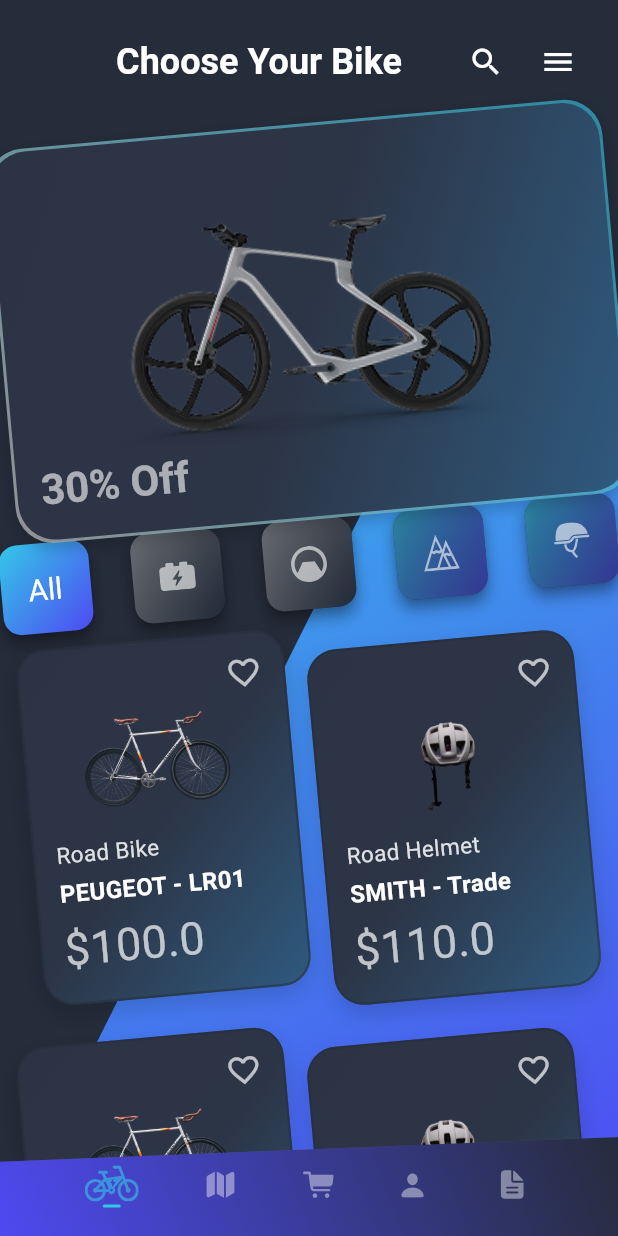
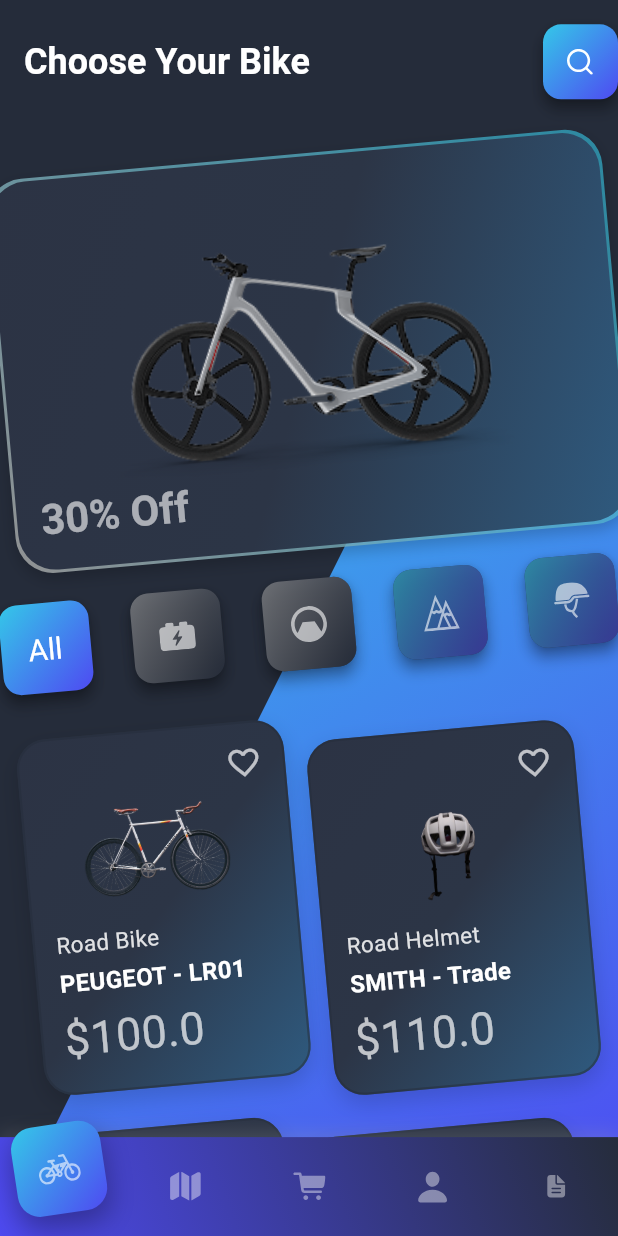
Before and after one commit to AymnShaban/bike_task, a Flutter app: the screen it shows after launch, on a phone screen of 412 x 824 dp. Run offline on Flutter 3.47's test engine with Material 3 defaults, Android fonts, the phone set to English and light mode, and no system bars; our stand-ins replace equatable, flutter_bloc, flutter_screenutil, flutter_svg, get_it.

Commit message:
handle selected bottom bar icon

```diff
--- a/lib/core/clippers/tapered_bottom_clipper.dart
+++ b/lib/core/clippers/tapered_bottom_clipper.dart
@@ -5,15 +5,24 @@ class TaperedBottomClipper extends CustomClipper<Path> {
   Path getClip(Size size) {
     final path = Path();
 
+    // Start at bottom left
     path.moveTo(0, size.height);
 
-    path.lineTo(0, size.height * 0.25); // Adjust this value to control how low the left side starts
-
-    // Diagonal line to top-right (higher end point)
-    path.lineTo(size.width, 0); // Top-right corner
-
+    // Go to bottom right
     path.lineTo(size.width, size.height);
 
+    // Go to top right (higher point)
+    path.lineTo(size.width, size.height * 0.2);
+
+    // Curve down to center (lower point)
+    path.quadraticBezierTo(
+      size.width * 0.5,
+      size.height * 0.1,
+      0,
+      size.height * 0.2
+    );
+
+    // Close the path
     path.close();
 
     return path;
--- a/lib/core/extensions/context_extension.dart
+++ b/lib/core/extensions/context_extension.dart
@@ -5,7 +5,7 @@ extension ContextExtension on BuildContext {
 
   TextTheme get textTheme => Theme.of(this).textTheme;
 
-  AppBarThemeData get appBarTheme => Theme.of(this).appBarTheme;
+  // AppBarTheme get appBarTheme => Theme.of(this).appBarTheme;
 
   MediaQueryData get mediaQuery => MediaQuery.of(this);
 
@@ -16,5 +16,5 @@ extension ContextExtension on BuildContext {
   double get screenPaddingLeft => mediaQuery.padding.left;
   double get screenPaddingRight => mediaQuery.padding.right;
   EdgeInsets get screenPadding => mediaQuery.padding;
-  double get appBarHeight => appBarTheme.toolbarHeight ?? kToolbarHeight;
+  // double get appBarHeight => appBarTheme.toolbarHeight ?? kToolbarHeight;
 }
--- a/lib/core/theme/light_theme.dart
+++ b/lib/core/theme/light_theme.dart
@@ -74,7 +74,6 @@ class AppTheme {
         backgroundColor: backgroundColor,
         elevation: 0,
         centerTitle: true,
-        actionsPadding: EdgeInsets.symmetric(horizontal: 16.w,vertical: 10.h),
         toolbarHeight:context.screenHeight *0.09,
         titleTextStyle: TextStyle(
           color: textColor,
@@ -89,8 +88,7 @@ class AppTheme {
         colorScheme: const ColorScheme.light(
           primary: primaryColor,
           secondary: secondaryColor,
-          background: backgroundColor,
-          surface: surfaceColor,
+          surface: backgroundColor,
         ),
         textTheme: textTheme,
         appBarTheme: appBarTheme(context),
--- a/lib/core/widgets/flexible_bottom_nav_bar.dart
+++ b/lib/core/widgets/flexible_bottom_nav_bar.dart
@@ -1,3 +1,5 @@
+
+import 'package:flutter/services.dart';
 
 import '../../exports.dart';
 
@@ -5,12 +7,22 @@ class FlexibleBottomNavBar extends StatefulWidget {
   final int currentIndex;
   final ValueChanged<int> onTap;
   final List<NavBarItem> items;
+  final Duration animationDuration;
+  final double height;
+  final EdgeInsets? padding;
+  final List<Color>? gradientColors;
+  final List<BoxShadow>? boxShadow;
 
   const FlexibleBottomNavBar({
     super.key,
     required this.currentIndex,
     required this.onTap,
     required this.items,
+    this.animationDuration = const Duration(milliseconds: 250),
+    this.height = 0.08,
+    this.padding,
+    this.gradientColors,
+    this.boxShadow,
   });
 
   @override
@@ -18,67 +30,155 @@ class FlexibleBottomNavBar extends StatefulWidget {
 }
 
 class FlexibleBottomNavBarState extends State<FlexibleBottomNavBar>
-    with SingleTickerProviderStateMixin {
+    with TickerProviderStateMixin {
   late AnimationController _controller;
   late Animation<Offset> _offsetAnimation;
+  late Animation<double> _scaleAnimation;
+
+  // Animation controllers for rotation
+  late List<AnimationController> _rotationControllers;
+  late List<Animation<double>> _rotationAnimations;
 
   @override
   void initState() {
     super.initState();
     _controller = AnimationController(
       vsync: this,
-      duration: const Duration(milliseconds: 250),
+      duration: widget.animationDuration,
     );
+
+    // Initialize rotation controllers for each item
+    _rotationControllers = List.generate(
+      widget.items.length,
+      (index) => AnimationController(
+        vsync: this,
+        duration: const Duration(milliseconds: 300),
+      ),
+    );
+
+    _rotationAnimations = _rotationControllers.map((controller) {
+      return Tween<double>(
+        begin: 0.0,
+        end: -0.15, // More subtle rotation angle to match Figma
+      ).animate(CurvedAnimation(
+        parent: controller,
+        curve: Curves.easeInOut,
+      ));
+    }).toList();
+
     _offsetAnimation = Tween<Offset>(
-      begin: Offset(0, 1),
+      begin: const Offset(0, 1),
       end: Offset.zero,
-    ).animate(_controller);
+    ).animate(CurvedAnimation(
+      parent: _controller,
+      curve: Curves.easeInOut,
+    ));
+
+    _scaleAnimation = Tween<double>(
+      begin: 0.8,
+      end: 1.0,
+    ).animate(CurvedAnimation(
+      parent: _controller,
+      curve: Curves.elasticOut,
+    ));
+
     _controller.value = 1;
+
+    // Set initial rotation state
+    _updateRotationState();
+  }
+
+  void _updateRotationState() {
+    for (int i = 0; i < _rotationControllers.length; i++) {
+      if (i == widget.currentIndex) {
+        _rotationControllers[i].forward();
+      } else {
+        _rotationControllers[i].reverse();
+      }
+    }
   }
 
   void show() => _controller.forward();
   void hide() => _controller.reverse();
 
   @override
+  void didUpdateWidget(FlexibleBottomNavBar oldWidget) {
+    super.didUpdateWidget(oldWidget);
+    if (oldWidget.currentIndex != widget.currentIndex) {
+      _updateRotationState();
+    }
+  }
+
+  @override
   void dispose() {
     _controller.dispose();
+    for (var controller in _rotationControllers) {
+      controller.dispose();
+    }
     super.dispose();
   }
 
   @override
   Widget build(BuildContext context) {
-    return ClipPath(
-      clipper: TaperedBottomClipper(),
+    return Semantics(
+      label: 'Bottom navigation bar',
       child: SlideTransition(
         position: _offsetAnimation,
+        child: ScaleTransition(
+          scale: _scaleAnimation,
           child: Container(
+            height: context.screenHeight * widget.height,
             decoration: BoxDecoration(
               gradient: LinearGradient(
-              colors: [
+                colors: widget.gradientColors ?? [
                   AppTheme.backgroundColor,
                   AppTheme.secondaryColor,
                 ],
                 begin: Alignment.topRight,
                 end: Alignment.bottomLeft,
-              stops: [0.0, 1.0],
-              transform: GradientRotation(-0.2),
+                stops: const [0.0, 1.0],
+                transform: const GradientRotation(-0.2),
               ),
-            boxShadow: [
+              boxShadow: widget.boxShadow ?? [
                 BoxShadow(
-                color: Colors.grey.withValues(alpha: .2),
+                  color: Colors.grey.withValues(alpha: 0.2),
                   blurRadius: 8,
-                offset: Offset(0, -4),
+                  offset: const Offset(0, -4),
                 ),
               ],
             ),
+            child: Stack(
+              clipBehavior: Clip.none, // Allow items to extend beyond boundaries
+              children: [
+                // Bottom navigation bar background
+                Positioned.fill(
+                  child: ClipPath(
+                    clipper: TaperedBottomClipper(),
                     child: Container(
-            height: context.screenHeight * 0.08,
-            padding: EdgeInsets.symmetric(horizontal: 12.w),
-            child: Row(
+                      decoration: BoxDecoration(
+                        gradient: LinearGradient(
+                          colors: widget.gradientColors ?? [
+                            AppTheme.backgroundColor,
+                            AppTheme.secondaryColor,
+                          ],
+                          begin: Alignment.topRight,
+                          end: Alignment.bottomLeft,
+                          stops: const [0.0, 1.0],
+                          transform: const GradientRotation(-0.2),
+                        ),
+                      ),
+                    ),
+                  ),
+                ),
+                // Navigation items
+                Row(
                   mainAxisAlignment: MainAxisAlignment.spaceEvenly,
-              children: widget.items.map((item) =>
-                _buildNavItem(item.svgPath, item.index)
-              ).toList(),
+                  children: widget.items.asMap().entries.map((entry) {
+                    final item = entry.value;
+                    return _buildNavItem(item.svgPath, item.index, item.label);
+                  }).toList(),
+                ),
+              ],
             ),
           ),
         ),
@@ -86,45 +186,104 @@ class FlexibleBottomNavBarState extends State<FlexibleBottomNavBar>
     );
   }
 
-  Widget _buildNavItem(String svgPath, int index) {
-    return GestureDetector(
+  Widget _buildNavItem(String svgPath, int index, String? label) {
+    final bool isSelected = widget.currentIndex == index;
+    final rotationAnimation = _rotationAnimations[index];
+
+    return Expanded(
+      child: GestureDetector(
         onTap: () {
+          HapticFeedback.lightImpact();
           widget.onTap(index);
         },
-      child: Column(
-        mainAxisSize: MainAxisSize.min,
-        children: [
-          SvgPicture.asset(
-            svgPath,
-            colorFilter: ColorFilter.mode(
-              widget.currentIndex == index
-                  ? Theme.of(context).primaryColor
-                  : Colors.white.withValues(alpha: .7),
-              BlendMode.srcIn,
+        child: Container(
+          height: double.infinity,
+          alignment: Alignment.center,
+          child: AnimatedBuilder(
+            animation: rotationAnimation,
+            builder: (context, child) {
+              return Transform.rotate(
+                angle: rotationAnimation.value,
+                child: _buildNavItemContent(svgPath, index, label, isSelected),
+              );
+            },
           ),
         ),
-          SizedBox(height: 2.h),
-          if (widget.currentIndex == index)
-            Container(
-              width: 12.w,
-              height: 2.h,
+      ),
+    );
+  }
+
+  Widget _buildNavItemContent(String svgPath, int index, String? label, bool isSelected) {
+    if (isSelected) {
+      // Selected item with elevated appearance
+      return Transform.translate(
+        offset: const Offset(0, -12), // Reduced elevation to be less dramatic
+        child: Container(
+          width: 60.w, // Much smaller size
+          height: 60.h, // Much smaller size
           decoration: BoxDecoration(
-                color: Theme.of(context).primaryColor,
-                borderRadius: BorderRadius.circular(1),
-              ),
+            gradient: AppTheme.primaryGradient,
+            borderRadius: BorderRadius.circular(15),
+            boxShadow: [
+              BoxShadow(
+                color: Colors.black.withValues(alpha: 0.3),
+                blurRadius: 15,
+                offset: const Offset(0, 8),
+                spreadRadius: 1,
               ),
             ],
           ),
+          child: Center(
+            child: SvgPicture.asset(
+              svgPath,
+              colorFilter: const ColorFilter.mode(
+                Colors.white,
+                BlendMode.srcIn,
+              ),
+              width: 28.w, // Smaller icon
+              height: 28.w, // Smaller icon
+              semanticsLabel: label,
+            ),
+          ),
+        ),
       );
+    } else {
+      // Unselected item
+      return Container(
+        width: 45.w, // Slightly smaller unselected items
+        height: 45.h, // Slightly smaller unselected items
+        decoration: BoxDecoration(
+          color: Colors.transparent,
+          borderRadius: BorderRadius.circular(12),
+        ),
+        child: Center(
+          child: SvgPicture.asset(
+            svgPath,
+            colorFilter: ColorFilter.mode(
+              Colors.white.withValues(alpha: 0.7),
+              BlendMode.srcIn,
+            ),
+            width: 22.w, // Smaller icon
+            height: 22.w, // Smaller icon
+            semanticsLabel: label,
+          ),
+        ),
+      );
+    }
   }
 }
 
 class NavBarItem extends Equatable {
   final String svgPath;
   final int index;
+  final String? label;
 
-  const NavBarItem({required this.svgPath, required this.index});
+  const NavBarItem({
+    required this.svgPath,
+    required this.index,
+    this.label,
+  });
 
   @override
-  List<Object?> get props => [svgPath, index];
+  List<Object?> get props => [svgPath, index, label];
 }
--- a/lib/view/task_view.dart
+++ b/lib/view/task_view.dart
@@ -55,6 +55,7 @@ class _TaskViewState extends State<TaskView> {
                   SliverAppBar(
                     floating: true,
                     snap: true,
+                    centerTitle: false,
                     backgroundColor: Colors.transparent,
                     elevation: 0,
                     toolbarHeight: context.screenHeight * .1,
@@ -67,21 +68,30 @@ class _TaskViewState extends State<TaskView> {
                       ),
                     ),
                     actions: [
-                      IconButton(
-                        onPressed: () {},
-                        icon: const Icon(Icons.search, color: Colors.white),
-                      ),
-                      IconButton(
-                        onPressed: () {},
-                        icon: const Icon(Icons.menu, color: Colors.white),
-                      ),
+                     GradientButton(
+            size: 50.w,
+            onPressed: () {},
+            child: SvgPicture.asset(
+              "assets/svg/search.svg",
+
+            ),
+          ),
                     ],
+                  ),
+                  SliverToBoxAdapter(
+                    child: 20.verticalSpace ,
                   ),
                   const SliverToBoxAdapter(
                     child: BikeCoverWidget(),
                   ),
+                  SliverToBoxAdapter(
+                    child: 20.verticalSpace ,
+                  ),
                   const SliverToBoxAdapter(
                     child: CategoryRow(),
+                  ),
+                  SliverToBoxAdapter(
+                    child: 20.verticalSpace ,
                   ),
                   const SliverPadding(
                     padding: EdgeInsets.only(left: 20, right: 20, top: 20, bottom: 100),
@@ -101,11 +111,11 @@ class _TaskViewState extends State<TaskView> {
                   return FlexibleBottomNavBar(
                     key: _navBarKey,
                     items: [
-                      NavBarItem(svgPath: 'assets/svg/bottom_1.svg', index: 0),
-                      NavBarItem(svgPath: 'assets/svg/bottom_2.svg', index: 1),
-                      NavBarItem(svgPath: 'assets/svg/bottom_3.svg', index: 2),
-                      NavBarItem(svgPath: 'assets/svg/bottom_4.svg', index: 3),
-                      NavBarItem(svgPath: 'assets/svg/bottom_5.svg', index: 4),
+                      NavBarItem(svgPath: 'assets/svg/bottom_1.svg', index: 0, label: 'Bikes'),
+                      NavBarItem(svgPath: 'assets/svg/bottom_2.svg', index: 1, label: 'Map'),
+                      NavBarItem(svgPath: 'assets/svg/bottom_3.svg', index: 2, label: 'Cart'),
+                      NavBarItem(svgPath: 'assets/svg/bottom_4.svg', index: 3, label: 'Profile'),
+                      NavBarItem(svgPath: 'assets/svg/bottom_5.svg', index: 4, label: 'Documents'),
                     ],
                     currentIndex: currentIndex,
                     onTap: (index) {
--- a/pubspec.yaml
+++ b/pubspec.yaml
@@ -19,7 +19,7 @@ publish_to: 'none' # Remove this line if you wish to publish to pub.dev
 version: 1.0.0+1
 
 environment:
-  sdk: ^3.9.0
+  sdk: '>=3.6.0 <4.0.0'
 
 # Dependencies specify other packages that your package needs in order to work.
 # To automatically upgrade your package dependencies to the latest versions
```
Also changed, not shown: pubspec.lock. Lines whose indentation alone changed are shown as unchanged.
